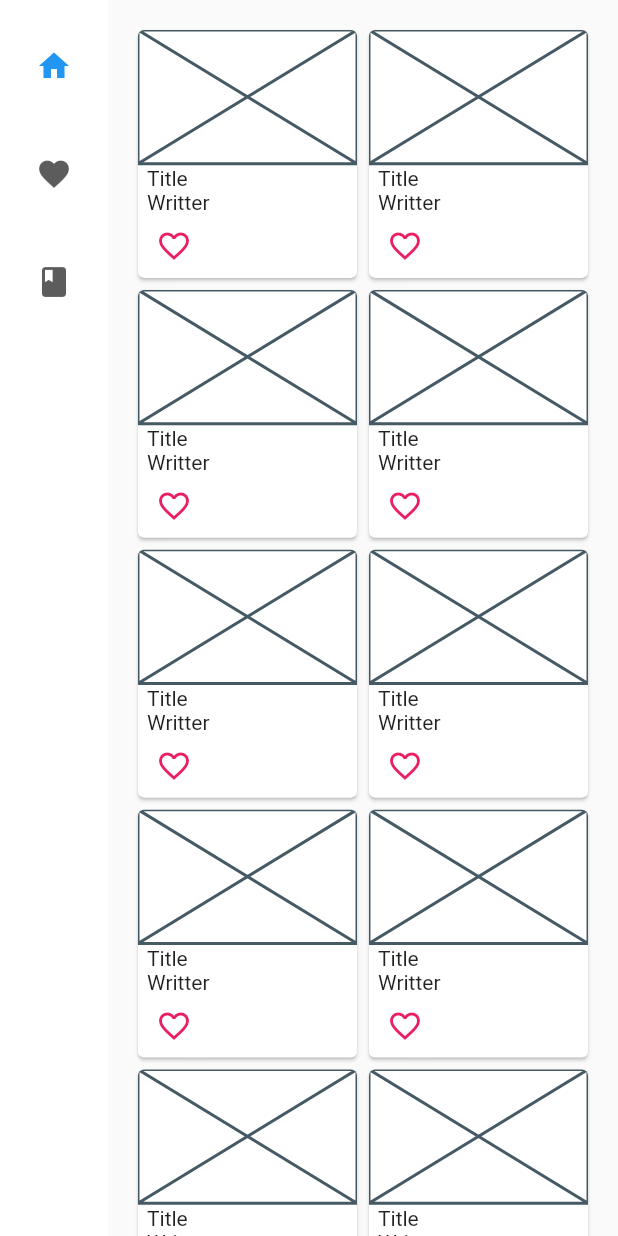
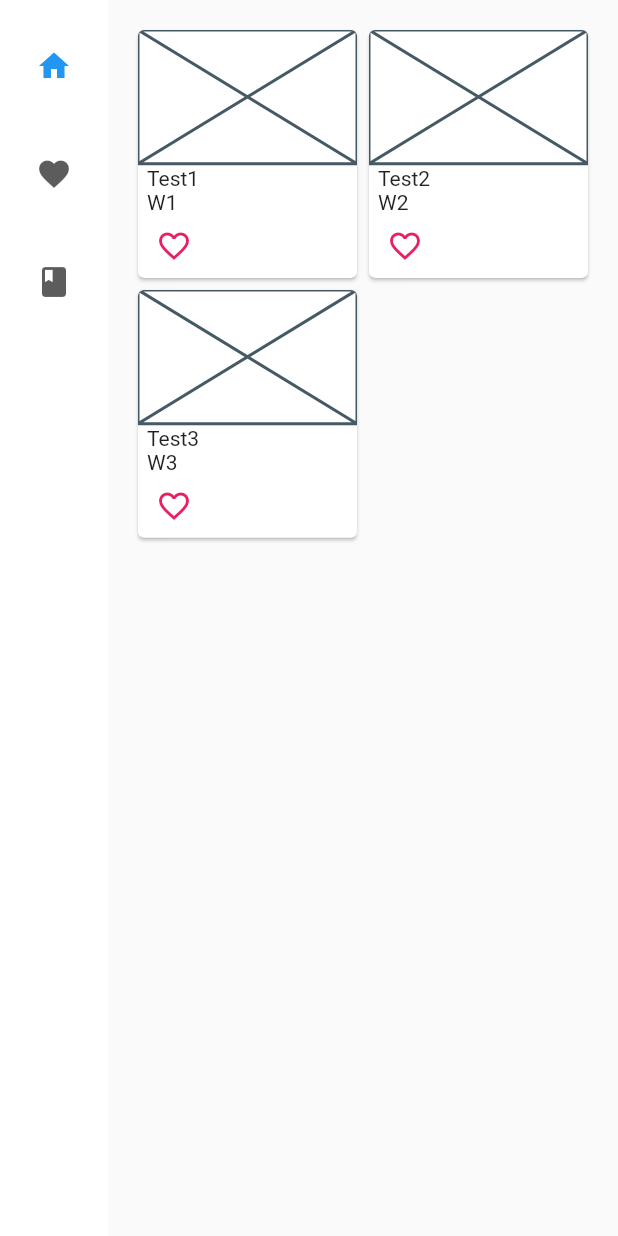
Before and after one commit to valexand-ulb/codex-woltiensis, a Flutter app: the screen it shows after launch, on a phone screen of 412 x 824 dp. Run offline on Flutter 3.47's test engine with Material 2 defaults, Android fonts, the phone set to English and light mode, and no system bars; our stand-ins replace sqflite; accounts and stored records are empty.

```diff
--- a/lib/main.dart
+++ b/lib/main.dart
@@ -1,11 +1,12 @@
 import 'package:flutter/material.dart';
 
 import 'model/database/database.dart';
+import 'model/song.dart';
 import 'view/menu_page.dart';
 
 Future<void> main() async {
   WidgetsFlutterBinding.ensureInitialized();
-  await CodexDatabase.get().getAllSongs();
+  CodexDatabase database = CodexDatabase.get();
 
   runApp(const MyApp());
 }
--- a/lib/model/database/database.dart
+++ b/lib/model/database/database.dart
@@ -9,7 +9,7 @@ import '../song.dart';
 class CodexDatabase {
   static const String tableSongs = 'songs';
 
-  static final CodexDatabase _db = new CodexDatabase.internal();
+  static final CodexDatabase _db = CodexDatabase.internal();
 
   CodexDatabase.internal();
 
--- a/lib/model/song.dart
+++ b/lib/model/song.dart
@@ -12,15 +12,16 @@ class SongField{
 }
 
 class Song{
-  final int id;
+  final int? id;
   final String title;
   final String writer;
-  final String? lyrics;
+  final String lyrics;
 
-  const Song({required this.id,
+  const Song({
+    this.id,
     required this.title,
     required this.writer,
-    this.lyrics
+    required this.lyrics,
   });
 
   // Copy constructor -> creation of a new object needed ?
@@ -47,6 +48,6 @@ class Song{
     id: json[SongField.id] as int,
     title: json[SongField.title] as String,
     writer: json[SongField.writer] as String,
-    lyrics: json[SongField.lyrics] as String?,
+    lyrics: json[SongField.lyrics] as String,
   );
 }
--- a/lib/view/cards_page.dart
+++ b/lib/view/cards_page.dart
@@ -1,20 +1,22 @@
 import 'package:flutter/material.dart';
 
+import '../model/song.dart';
 import 'song_card.dart';
 
 class CardsPage extends StatelessWidget {
-  final int _numOfCards;
+  final List<Song> songs = [
+    const Song(title: 'Test1', writer: 'W1', lyrics: 'L1'),
+    const Song(title: 'Test2', writer: 'W2', lyrics: 'L2'),
+    const Song(title: 'Test3', writer: 'W3', lyrics: 'L3')];
 
-  const CardsPage(
-    this._numOfCards, {
-    super.key,
-  });
+
+  CardsPage({super.key,});
 
   List<Widget> _buildGridCards(int count) {
     List<Widget> cards = List.generate(
       count,
-      (int index) {
-        return const SongCard('Title', 'Writter');
+          (int index) {
+        return SongCard(songs[index].title, songs[index].writer);
       },
     );
     return cards;
@@ -27,7 +29,7 @@ class CardsPage extends StatelessWidget {
         crossAxisCount: 2,
         padding: const EdgeInsets.all(16.0),
         childAspectRatio: 8.0 / 9.0,
-        children: _buildGridCards(_numOfCards),
+        children: _buildGridCards(songs.length),
       ),
     );
   }
--- a/lib/view/menu_page.dart
+++ b/lib/view/menu_page.dart
@@ -1,3 +1,4 @@
+import 'package:codex_woltiensis_demo/model/database/database.dart';
 import 'package:flutter/material.dart';
 
 import 'cards_page.dart';
@@ -13,12 +14,14 @@ class MyHomePage extends StatefulWidget {
 class _MyHomePageState extends State<MyHomePage> {
   var selectedIndex = 0;
 
+  _MyHomePageState();
+
   @override
   Widget build(BuildContext context) {
     Widget page;
     switch (selectedIndex) {
       case 0:
-        page = const CardsPage(20);
+        page = CardsPage();
         break;
       case 1:
         page = const LikedPage(5);
```
